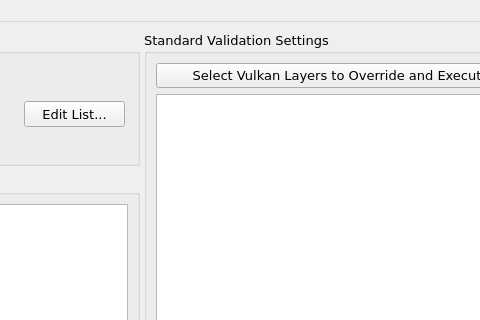
First picture: the form in vkconfig/mainwindow.ui, repository LunarG/VulkanTools, before the edit; both pictures show x 424 to 904 and y 0 to 320 of the 1024 by 824 pixel window.
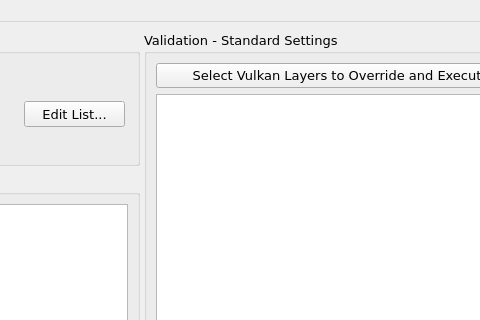
Second picture: the form after the edit. Icons and pictures are not drawn.

Commit message: Fixed used of Validation - Standard

What changed in the file:
```diff
--- a/vkconfig/mainwindow.ui
+++ b/vkconfig/mainwindow.ui
@@ -332,7 +332,7 @@
          </size>
         </property>
         <property name="title">
-         <string>Standard Validation Settings</string>
+         <string>Validation - Standard Settings</string>
         </property>
         <layout class="QGridLayout" name="gridLayout_2">
          <property name="topMargin">
```
The commit also changes 1 other file.
